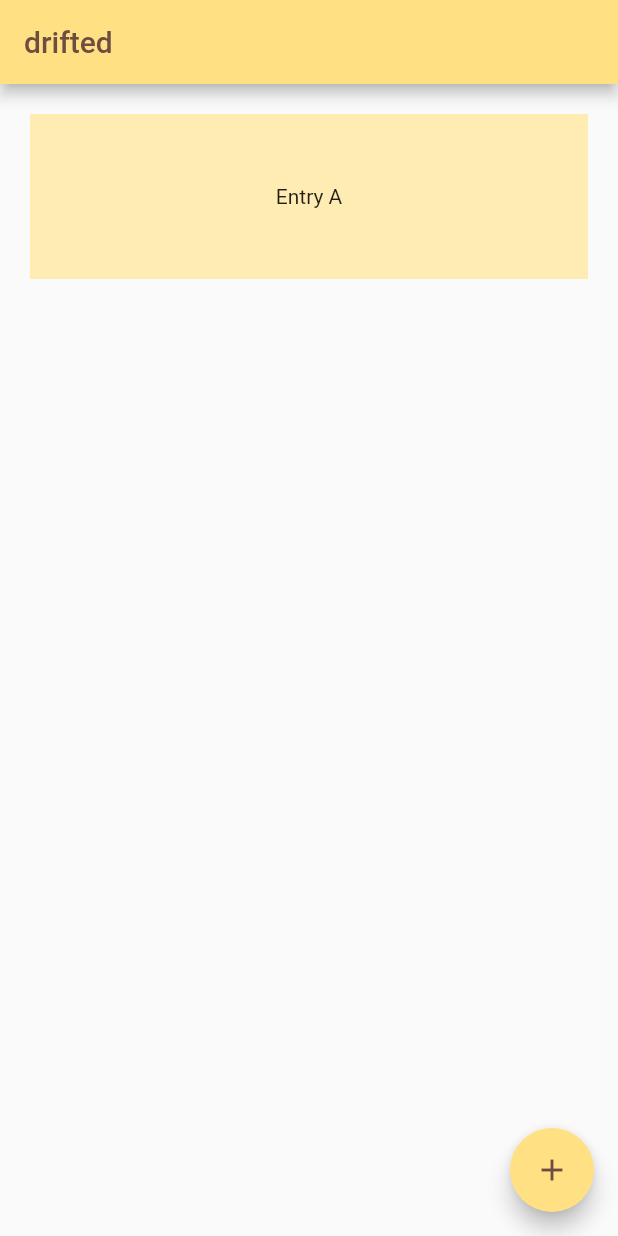
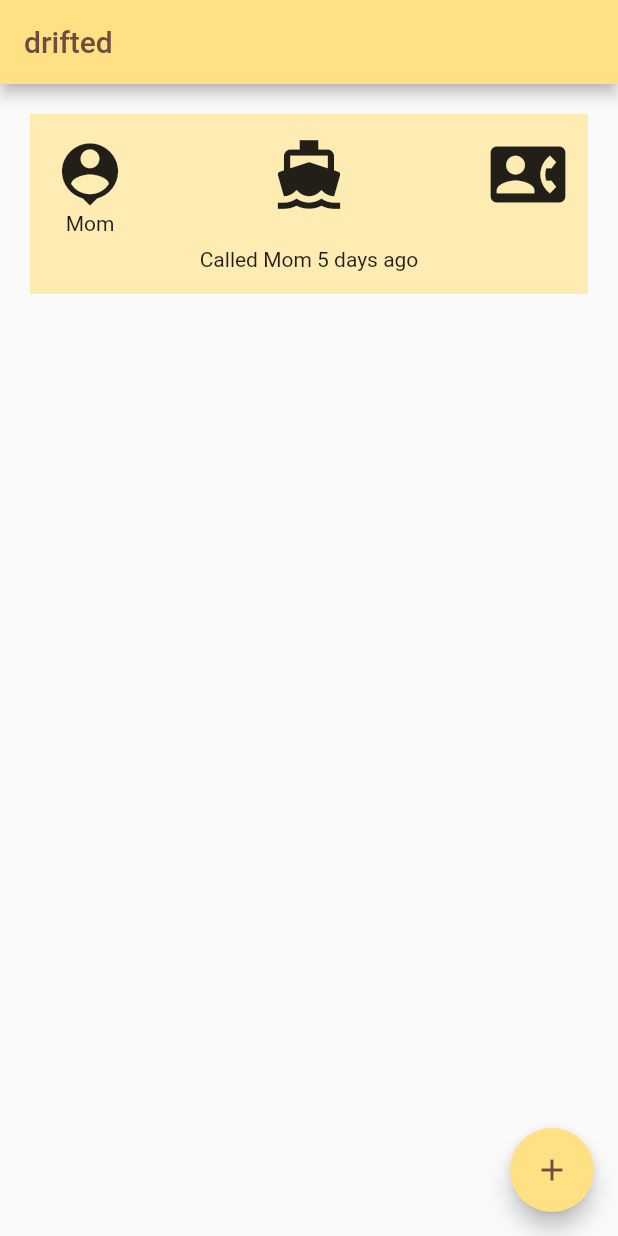
Before and after one commit to claireboals/drifted, a Flutter app: the screen it shows after launch, on a phone screen of 412 x 824 dp. Run offline on Flutter 3.47's test engine with Material 2 defaults, Android fonts, the phone set to English and light mode, and no system bars.

Commit message:
basic contact card layout added

```diff
--- a/lib/main.dart
+++ b/lib/main.dart
@@ -60,15 +60,45 @@ class _MyHomePageState extends State<MyHomePage> {
         title: Text(widget.title, style: TextStyle(color: Colors.brown[600])),
 
       ),
+
       body: ListView(
         padding: const EdgeInsets.all(20),
+
         children: <Widget>[
           Container(
-            height: 110,
+            padding: const EdgeInsets.all(15.0),
+            height: 120,
             color: Colors.amber[100],
-            child: const Center(child: Text('Entry A')),
+            child: Stack(
+              children: <Widget>[
+                Align(
+                  alignment: Alignment.bottomLeft,
+                  child: Column(
+                    children: <Widget>[
+                      Icon(Icons.person_pin, size: 50),
+                      Text('Mom')
+                    ],
+                  )
+                ),
+                Align(
+                  alignment: Alignment.bottomCenter,
+                  child: Text("Called Mom 5 days ago")
+                ),
+                Align(
+                  alignment: Alignment.topCenter,
+                  child: Icon(Icons.directions_boat, size: 50)
+                ),
+                Align(
+                  alignment: Alignment.topRight,
+                  child: Icon(Icons.contact_phone, size: 50),
+                ),
+              ],
+            )
           ),
-        ]),
+        ],
+
+      ),
+
       floatingActionButton: FloatingActionButton(
         onPressed: _incrementCounter,
         tooltip: 'Increment',
```
